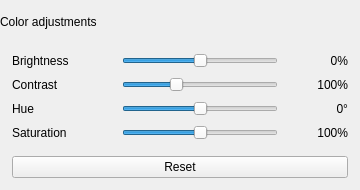
The window that qimgv/gui/overlays/coloradjustmentsoverlay.ui (hadoooooouken/qimgv-plus) describes before a commit, drawn with Qt 5.
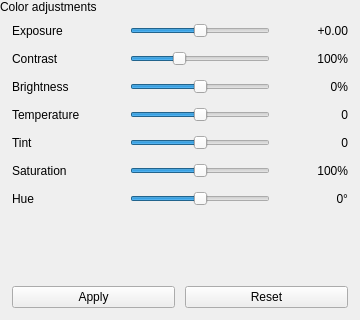
The same window after the commit. Custom widgets are drawn as their Qt base class.

What changed in the file:
```diff
--- a/qimgv/gui/overlays/coloradjustmentsoverlay.ui
+++ b/qimgv/gui/overlays/coloradjustmentsoverlay.ui
@@ -7,7 +7,7 @@
     <x>0</x>
     <y>0</y>
     <width>360</width>
-    <height>190</height>
+    <height>320</height>
    </rect>
   </property>
   <property name="sizePolicy">
@@ -19,13 +19,13 @@
   <property name="minimumSize">
    <size>
     <width>360</width>
-    <height>190</height>
+    <height>320</height>
    </size>
   </property>
   <property name="maximumSize">
    <size>
     <width>360</width>
-    <height>190</height>
+    <height>320</height>
    </size>
   </property>
   <property name="windowTitle">
@@ -52,6 +52,12 @@
      <property name="accessibleName">
       <string>OverlayHeaderWidget</string>
      </property>
+     <property name="sizePolicy">
+      <sizepolicy hsizetype="Preferred" vsizetype="Fixed">
+       <horstretch>0</horstretch>
+       <verstretch>0</verstretch>
+      </sizepolicy>
+     </property>
      <layout class="QHBoxLayout" name="horizontalLayout">
       <property name="spacing">
        <number>0</number>
@@ -104,7 +110,7 @@
    <item>
     <layout class="QVBoxLayout" name="contentLayout">
      <property name="spacing">
-      <number>6</number>
+      <number>10</number>
      </property>
      <property name="leftMargin">
       <number>12</number>
@@ -112,6 +118,168 @@
      <property name="rightMargin">
       <number>12</number>
      </property>
+     <item>
+      <layout class="QHBoxLayout" name="exposureLayout">
+       <item>
+        <widget class="QLabel" name="exposureLabel">
+         <property name="minimumSize">
+          <size>
+           <width>80</width>
+           <height>0</height>
+          </size>
+         </property>
+         <property name="text">
+          <string>Exposure</string>
+         </property>
+        </widget>
+       </item>
+       <item>
+        <widget class="IconButton" name="exposureMinus" native="true">
+         <property name="minimumSize">
+          <size>
+           <width>18</width>
+           <height>18</height>
+          </size>
+         </property>
+         <property name="maximumSize">
+          <size>
+           <width>18</width>
+           <height>18</height>
+          </size>
+         </property>
+        </widget>
+       </item>
+       <item>
+        <widget class="QSlider" name="exposureSlider">
+         <property name="orientation">
+          <enum>Qt::Horizontal</enum>
+         </property>
+         <property name="minimum">
+          <number>-300</number>
+         </property>
+         <property name="maximum">
+          <number>300</number>
+         </property>
+         <property name="value">
+          <number>0</number>
+         </property>
+        </widget>
+       </item>
+       <item>
+        <widget class="IconButton" name="exposurePlus" native="true">
+         <property name="minimumSize">
+          <size>
+           <width>18</width>
+           <height>18</height>
+          </size>
+         </property>
+         <property name="maximumSize">
+          <size>
+           <width>18</width>
+           <height>18</height>
+          </size>
+         </property>
+        </widget>
+       </item>
+       <item>
+        <widget class="QLabel" name="exposureValLabel">
+         <property name="minimumSize">
+          <size>
+           <width>40</width>
+           <height>0</height>
+          </size>
+         </property>
+         <property name="alignment">
+          <set>Qt::AlignRight|Qt::AlignVCenter</set>
+         </property>
+         <property name="text">
+          <string>+0.00</string>
+         </property>
+        </widget>
+       </item>
+      </layout>
+     </item>
+     <item>
+      <layout class="QHBoxLayout" name="contrastLayout">
+       <item>
+        <widget class="QLabel" name="contrastLabel">
+         <property name="minimumSize">
+          <size>
+           <width>80</width>
+           <height>0</height>
+          </size>
+         </property>
+         <property name="text">
+          <string>Contrast</string>
+         </property>
+        </widget>
+       </item>
+       <item>
+        <widget class="IconButton" name="contrastMinus" native="true">
+         <property name="minimumSize">
+          <size>
+           <width>18</width>
+           <height>18</height>
+          </size>
+         </property>
+         <property name="maximumSize">
+          <size>
+           <width>18</width>
+           <height>18</height>
+          </size>
+         </property>
+        </widget>
+       </item>
+       <item>
+        <widget class="QSlider" name="contrastSlider">
+         <property name="orientation">
+          <enum>Qt::Horizontal</enum>
+         </property>
+         <property name="minimum">
+          <number>0</number>
+         </property>
+         <property name="maximum">
+          <number>300</number>
+         </property>
+         <property name="value">
+          <number>100</number>
+         </property>
+        </widget>
+       </item>
+       <item>
+        <widget class="IconButton" name="contrastPlus" native="true">
+         <property name="minimumSize">
+          <size>
+           <width>18</width>
+           <height>18</height>
+          </size>
+         </property>
+         <property name="maximumSize">
+          <size>
+           <width>18</width>
+           <height>18</height>
+          </size>
+         </property>
+        </widget>
+       </item>
+       <item>
+        <widget class="QLabel" name="contrastValLabel">
+         <property name="minimumSize">
+          <size>
+           <width>40</width>
+           <height>0</height>
+          </size>
+         </property>
+         <property name="alignment">
+          <set>Qt::AlignRight|Qt::AlignVCenter</set>
+         </property>
+         <property name="text">
+          <string>100%</string>
+         </property>
+        </widget>
+       </item>
+      </layout>
+     </item>
      <item>
       <layout class="QHBoxLayout" name="brightnessLayout">
        <item>
@@ -194,9 +362,9 @@
       </layout>
      </item>
      <item>
-      <layout class="QHBoxLayout" name="contrastLayout">
+      <layout class="QHBoxLayout" name="temperatureLayout">
        <item>
-        <widget class="QLabel" name="contrastLabel">
+        <widget class="QLabel" name="temperatureLabel">
          <property name="minimumSize">
           <size>
            <width>80</width>
@@ -204,12 +372,12 @@
           </size>
          </property>
          <property name="text">
-          <string>Contrast</string>
+          <string>Temperature</string>
          </property>
         </widget>
        </item>
        <item>
-        <widget class="IconButton" name="contrastMinus" native="true">
+        <widget class="IconButton" name="temperatureMinus" native="true">
          <property name="minimumSize">
           <size>
            <width>18</width>
@@ -225,15 +393,177 @@
         </widget>
        </item>
        <item>
-        <widget class="QSlider" name="contrastSlider">
+        <widget class="QSlider" name="temperatureSlider">
          <property name="orientation">
           <enum>Qt::Horizontal</enum>
          </property>
          <property name="minimum">
+          <number>-50</number>
+         </property>
+         <property name="maximum">
+          <number>50</number>
+         </property>
+         <property name="value">
           <number>0</number>
          </property>
+        </widget>
+       </item>
+       <item>
+        <widget class="IconButton" name="temperaturePlus" native="true">
+         <property name="minimumSize">
+          <size>
+           <width>18</width>
+           <height>18</height>
+          </size>
+         </property>
+         <property name="maximumSize">
+          <size>
+           <width>18</width>
+           <height>18</height>
+          </size>
+         </property>
+        </widget>
+       </item>
+       <item>
+        <widget class="QLabel" name="temperatureValLabel">
+         <property name="minimumSize">
+          <size>
+           <width>40</width>
+           <height>0</height>
+          </size>
+         </property>
+         <property name="alignment">
+          <set>Qt::AlignRight|Qt::AlignVCenter</set>
+         </property>
+         <property name="text">
+          <string>0</string>
+         </property>
+        </widget>
+       </item>
+      </layout>
+     </item>
+     <item>
+      <layout class="QHBoxLayout" name="tintLayout">
+       <item>
+        <widget class="QLabel" name="tintLabel">
+         <property name="minimumSize">
+          <size>
+           <width>80</width>
+           <height>0</height>
+          </size>
+         </property>
+         <property name="text">
+          <string>Tint</string>
+         </property>
+        </widget>
+       </item>
+       <item>
+        <widget class="IconButton" name="tintMinus" native="true">
+         <property name="minimumSize">
+          <size>
+           <width>18</width>
+           <height>18</height>
+          </size>
+         </property>
+         <property name="maximumSize">
+          <size>
+           <width>18</width>
+           <height>18</height>
+          </size>
+         </property>
+        </widget>
+       </item>
+       <item>
+        <widget class="QSlider" name="tintSlider">
+         <property name="orientation">
+          <enum>Qt::Horizontal</enum>
+         </property>
+         <property name="minimum">
+          <number>-50</number>
+         </property>
          <property name="maximum">
-          <number>300</number>
+          <number>50</number>
+         </property>
+         <property name="value">
+          <number>0</number>
+         </property>
+        </widget>
+       </item>
+       <item>
+        <widget class="IconButton" name="tintPlus" native="true">
+         <property name="minimumSize">
+          <size>
+           <width>18</width>
+           <height>18</height>
+          </size>
+         </property>
+         <property name="maximumSize">
+          <size>
+           <width>18</width>
+           <height>18</height>
+          </size>
+         </property>
+        </widget>
+       </item>
+       <item>
+        <widget class="QLabel" name="tintValLabel">
+         <property name="minimumSize">
+          <size>
+           <width>40</width>
+           <height>0</height>
+          </size>
+         </property>
+         <property name="alignment">
+          <set>Qt::AlignRight|Qt::AlignVCenter</set>
+         </property>
+         <property name="text">
+          <string>0</string>
+         </property>
+        </widget>
+       </item>
+      </layout>
+     </item>
+     <item>
+      <layout class="QHBoxLayout" name="saturationLayout">
+       <item>
+        <widget class="QLabel" name="saturationLabel">
+         <property name="minimumSize">
+          <size>
+           <width>80</width>
+           <height>0</height>
+          </size>
+         </property>
+         <property name="text">
+          <string>Saturation</string>
+         </property>
+        </widget>
+       </item>
+       <item>
+        <widget class="IconButton" name="saturationMinus" native="true">
+         <property name="minimumSize">
+          <size>
+           <width>18</width>
+           <height>18</height>
+          </size>
+         </property>
+         <property name="maximumSize">
+          <size>
+           <width>18</width>
+           <height>18</height>
+          </size>
+         </property>
+        </widget>
+       </item>
+       <item>
+        <widget class="QSlider" name="saturationSlider">
+         <property name="orientation">
+          <enum>Qt::Horizontal</enum>
+         </property>
+         <property name="minimum">
+          <number>0</number>
+         </property>
+         <property name="maximum">
+          <number>200</number>
          </property>
          <property name="value">
           <number>100</number>
@@ -241,7 +571,7 @@
         </widget>
        </item>
        <item>
-        <widget class="IconButton" name="contrastPlus" native="true">
+        <widget class="IconButton" name="saturationPlus" native="true">
          <property name="minimumSize">
           <size>
            <width>18</width>
@@ -257,7 +587,7 @@
         </widget>
        </item>
        <item>
-        <widget class="QLabel" name="contrastValLabel">
+        <widget class="QLabel" name="saturationValLabel">
          <property name="minimumSize">
           <size>
            <width>40</width>
@@ -356,115 +686,48 @@
       </layout>
      </item>
      <item>
-      <layout class="QHBoxLayout" name="saturationLayout">
+       <spacer name="verticalSpacer">
+        <property name="orientation">
+         <enum>Qt::Vertical</enum>
+        </property>
+        <property name="sizeType">
+         <enum>QSizePolicy::Expanding</enum>
+        </property>
+        <property name="sizeHint" stdset="0">
+         <size>
+          <width>20</width>
+          <height>8</height>
+         </size>
+        </property>
+       </spacer>
+     </item>
+     <item>
+      <layout class="QHBoxLayout" name="buttonLayout">
        <item>
-        <widget class="QLabel" name="saturationLabel">
-         <property name="minimumSize">
-          <size>
-           <width>80</width>
-           <height>0</height>
-          </size>
+        <widget class="QPushButton" name="applyButton">
+         <property name="focusPolicy">
+          <enum>Qt::NoFocus</enum>
          </property>
          <property name="text">
-          <string>Saturation</string>
+          <string>Apply</string>
          </property>
         </widget>
        </item>
        <item>
-        <widget class="IconButton" name="saturationMinus" native="true">
-         <property name="minimumSize">
-          <size>
-           <width>18</width>
-           <height>18</height>
-          </size>
+        <widget class="QPushButton" name="resetButton">
+         <property name="focusPolicy">
+          <enum>Qt::NoFocus</enum>
          </property>
-         <property name="maximumSize">
-          <size>
-           <width>18</width>
-           <height>18</height>
-          </size>
+         <property name="accessibleName">
+          <string notr="true">Button</string>
          </property>
-        </widget>
-       </item>
-       <item>
-        <widget class="QSlider" name="saturationSlider">
-         <property name="orientation">
-          <enum>Qt::Horizontal</enum>
-         </property>
-         <property name="minimum">
-          <number>0</number>
-         </property>
-         <property name="maximum">
-          <number>200</number>
-         </property>
-         <property name="value">
-          <number>100</number>
-         </property>
-        </widget>
-       </item>
-       <item>
-        <widget class="IconButton" name="saturationPlus" native="true">
-         <property name="minimumSize">
-          <size>
-           <width>18</width>
-           <height>18</height>
-          </size>
-         </property>
-         <property name="maximumSize">
-          <size>
-           <width>18</width>
-           <height>18</height>
-          </size>
-         </property>
-        </widget>
-       </item>
-       <item>
-        <widget class="QLabel" name="saturationValLabel">
-         <property name="minimumSize">
-          <size>
-           <width>40</width>
-           <height>0</height>
-          </size>
-         </property>
-         <property name="alignment">
-          <set>Qt::AlignRight|Qt::AlignVCenter</set>
-         </property>
          <property name="text">
-          <string>100%</string>
+          <string>Reset</string>
          </property>
         </widget>
        </item>
       </layout>
      </item>
-     <item>
-      <spacer name="verticalSpacer">
-       <property name="orientation">
-        <enum>Qt::Vertical</enum>
-       </property>
-       <property name="sizeType">
-        <enum>QSizePolicy::Fixed</enum>
-       </property>
-       <property name="sizeHint" stdset="0">
-        <size>
-         <width>20</width>
-         <height>8</height>
-        </size>
-       </property>
-      </spacer>
-     </item>
-     <item>
-      <widget class="QPushButton" name="resetButton">
-       <property name="focusPolicy">
-        <enum>Qt::NoFocus</enum>
-       </property>
-       <property name="accessibleName">
-        <string notr="true">Button</string>
-       </property>
-       <property name="text">
-        <string>Reset</string>
-       </property>
-      </widget>
-     </item>
     </layout>
    </item>
   </layout>
```
Left out of the diff: 3 changed lines with no effect on the pictures.
